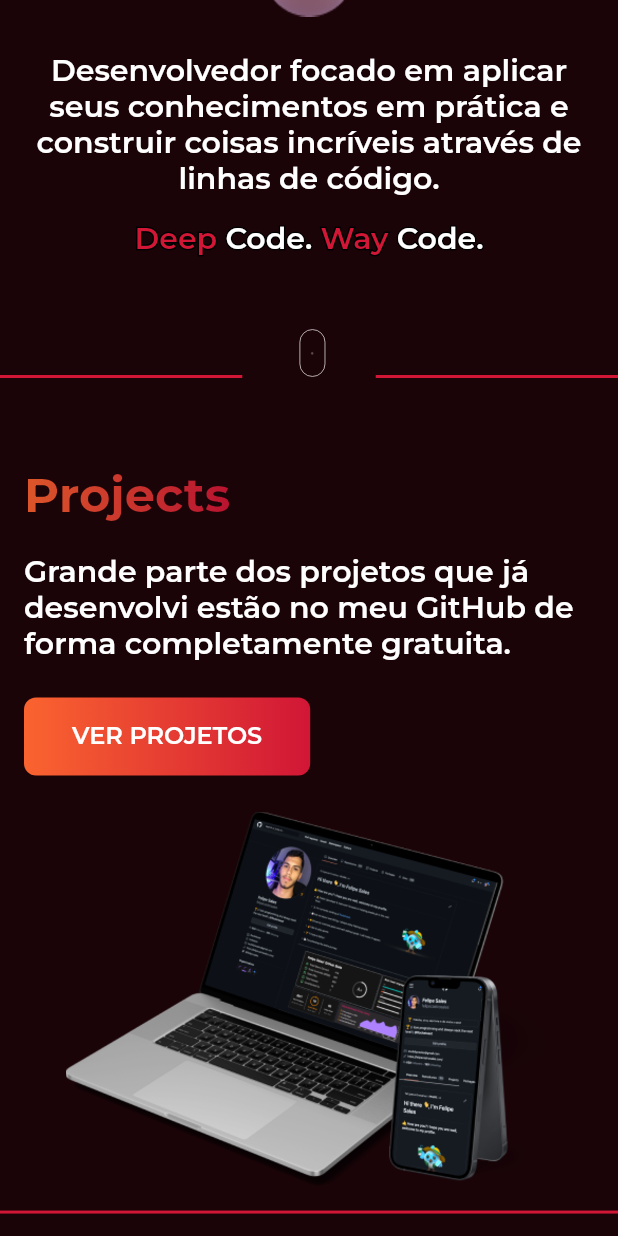
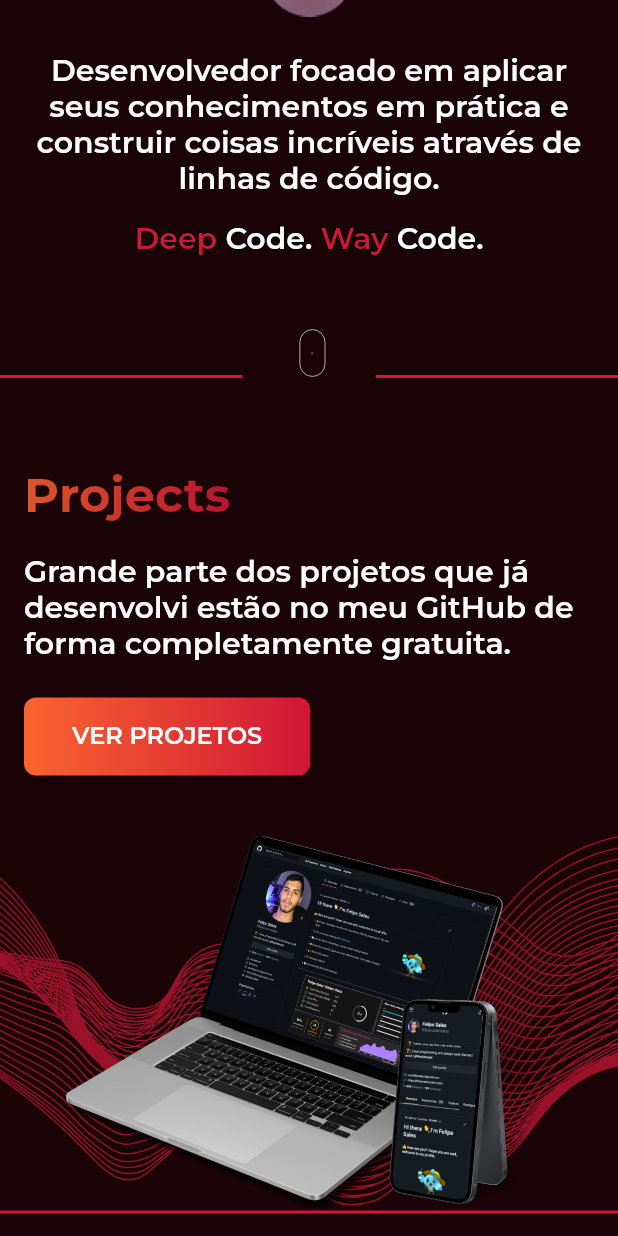
Before and after one commit to felipecastrosales/site, a Flutter app: the screen it shows after launch, scrolled down 576 dp, on a phone screen of 412 x 824 dp. Run offline on Flutter 3.47's test engine with Material 2 defaults, Android fonts, the phone set to English and light mode, and no system bars; our stand-ins replace flutter_svg, glassmorphism, google_fonts, lottie, url_strategy.

Commit message:
adding abstract image on projects, and deleting unnecesary assets

```diff
--- a/lib/app/core/app_customs/app_images.dart
+++ b/lib/app/core/app_customs/app_images.dart
@@ -8,6 +8,8 @@ class AppImages {
   static const circle = 'assets/components/profile/circle-gradient.png';
 
   static const mockup = 'assets/components/projects/mockup.png';
+  static const mockupAbstractStack = 'assets/components/projects/abstract.png';
+
   static const champ = 'assets/components/experience/champ.png';
 
   static const mouse = 'assets/components/mouse-down.json';
--- a/lib/app/home/components/projects/projects.dart
+++ b/lib/app/home/components/projects/projects.dart
@@ -13,6 +13,20 @@ class Projects extends StatelessWidget {
   Widget build(BuildContext context) {
     return Column(
       children: [
+        Stack(
+          children: [
+            Positioned(
+              bottom: 4,
+              child: Stack(
+                children: [
+                  Image.asset(
+                    AppImages.mockupAbstractStack,
+                    filterQuality: FilterQuality.high,
+                    width: MediaQuery.of(context).size.width,
+                  ),
+                ],
+              ),
+            ),
             MobileBody(
               children: [
                 const SectionTitle(
@@ -32,6 +46,7 @@ class Projects extends StatelessWidget {
                   text: 'VER PROJETOS',
                   onPressed: () {},
                 ),
+                const SizedBox(height: 16),
                 Container(
                   alignment: Alignment.center,
                   padding: const EdgeInsets.only(top: 24),
@@ -41,7 +56,8 @@ class Projects extends StatelessWidget {
                     width: 324,
                   ),
                 ),
-            const SizedBox(height: 16),
+              ],
+            ),
           ],
         ),
         const SectionDivider(),
```
Also changed, not shown: assets/components/profile/gradient-bottom.png (added), assets/components/projects/abstract.png (added), assets/components/projects/mockup.png, assets/discord.png (deleted), assets/facebook.png (deleted), assets/github.png (deleted), assets/header-background.png (deleted), assets/instagram.png (deleted), assets/linkedin.png (deleted), assets/rocketseat.png (deleted), assets/stackoverflow.png (deleted), assets/udemy.png (deleted). Lines whose indentation alone changed are shown as unchanged.
